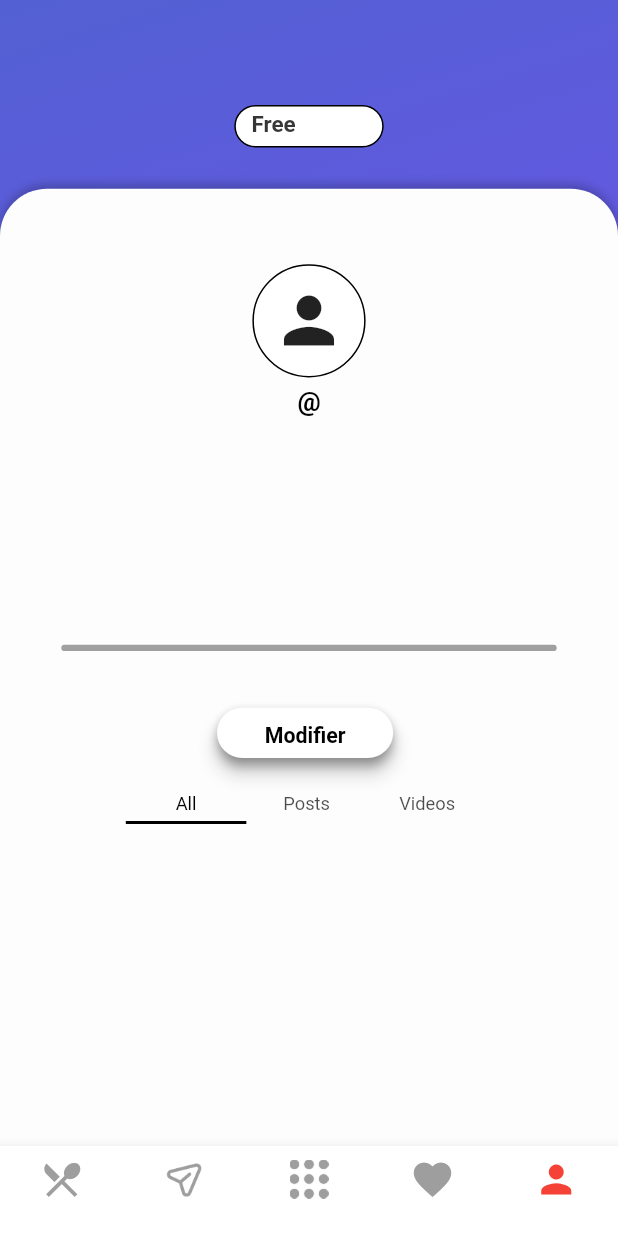
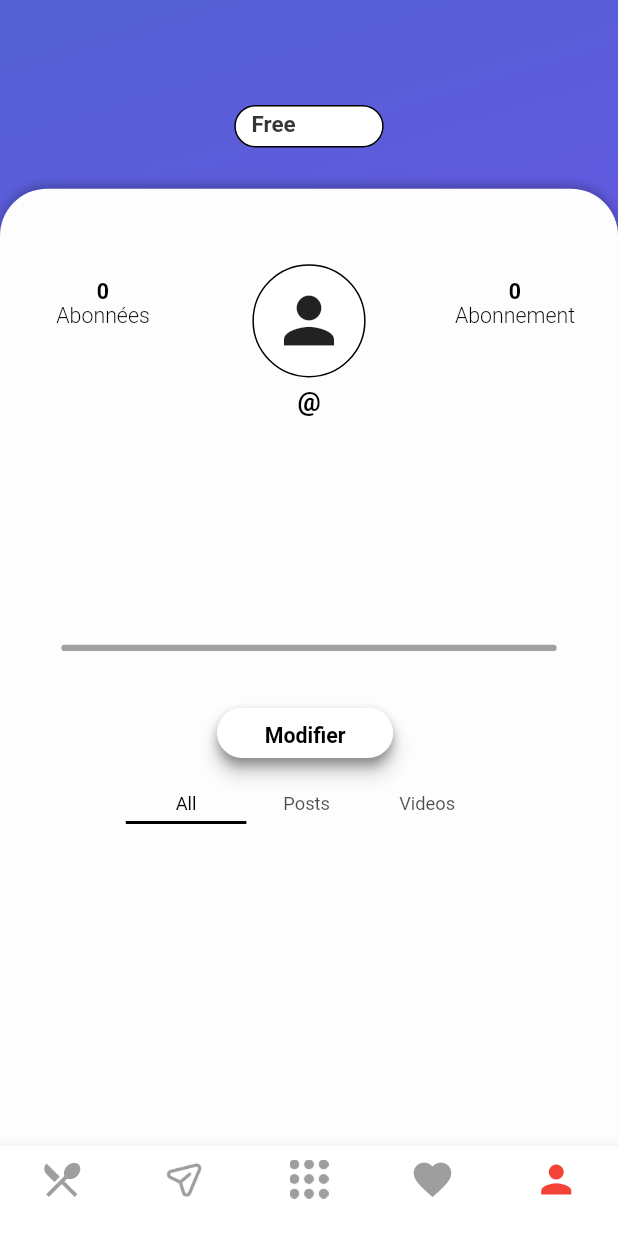
Before and after one commit to TenKaiMass/Poseidon, a Flutter app: the screen it shows once a user with an empty profile is signed in, item 5 of the bottom bar chosen, on a phone screen of 412 x 824 dp. Run offline on Flutter 3.47's test engine with Material 2 defaults, Android fonts, the phone set to English and light mode, and no system bars; our stand-ins replace cloud_firestore, firebase_auth, firebase_core, google_fonts; accounts and stored records are empty; Roboto replaces fonts that are missing (Comic Sans MS).

Commit message:
Correction champ recuperer firebase + layout

```diff
--- a/lib/page-1/Profile.dart
+++ b/lib/page-1/Profile.dart
@@ -51,7 +51,7 @@ class _ProfilePageState extends State<ProfilePage> {
     );
   }
 
-  Positioned buildPositionedText({
+  Positioned buildPositionedUserName({
     required double top,
     required String text,
     required TextStyle style,
@@ -78,6 +78,65 @@ class _ProfilePageState extends State<ProfilePage> {
       ),
     );
   }
+
+  Positioned buildPositionedTextGauche({
+    required double top,
+    required String text,
+    required TextStyle style,
+    required double fem,
+  }) {
+    return Positioned(
+        top: top,
+        child: SizedBox(
+          width: MediaQuery.of(context).size.width / 3,
+          height: 30 * fem,
+          child: Container(
+            // decoration: BoxDecoration(
+            //   borderRadius: BorderRadius.circular(10 * fem),
+            //   border: Border.all(color: Colors.black),
+            // ),
+            child: Center(
+              child: Text(
+                text.isNotEmpty ? text : "",
+                textAlign: TextAlign.center,
+                style: style,
+              ),
+              // ),
+            ),
+          ),
+        ));
+  }
+
+    Positioned buildPositionedTextDroit({
+    required double top,
+    required String text,
+    required TextStyle style,
+    required double fem,
+  }) {
+    return Positioned(
+        top: top,
+        left: MediaQuery.of(context).size.width - MediaQuery.of(context).size.width /3 ,
+        child: SizedBox(
+          width: MediaQuery.of(context).size.width /3 ,
+          height: 30 * fem,
+          child: Container(
+            // decoration: BoxDecoration(
+            //   borderRadius: BorderRadius.circular(10 * fem),
+            //   border: Border.all(color: Colors.black),
+            // ),
+            child: Center(
+              child: Text(
+                text.isNotEmpty ? text : "",
+                textAlign: TextAlign.center,
+                style: style,
+              ),
+              // ),
+            ),
+          ),
+        ));
+  }
+
+
 
   Positioned buildPositionedBio({
     required double top,
@@ -109,7 +168,6 @@ class _ProfilePageState extends State<ProfilePage> {
       ),
     );
   }
-
 
   Positioned buildPositionedProfileImage(double fem) {
     return Positioned(
@@ -247,56 +305,52 @@ class _ProfilePageState extends State<ProfilePage> {
                   child: Stack(
                     children: [
                       buildPositionedContainer(fem),
-                      // buildPositionedText(
-                      //   left: 37 * fem,
-                      //   top: 230 * fem,
-                      //   text: 'Abonnement',
-                      //   style: TextStyle(
-                      //     fontSize: 14 * ffem,
-                      //     fontWeight: FontWeight.w300,
-                      //     height: 1.5 * ffem / fem,
-                      //     color: Color(0xff000000),
-                      //   ),
-                      //   fem: fem,
-                      // ),
-                      // buildPositionedText(
-                      //   left: 277 * fem,
-                      //   top: 230 * fem,
-                      //   text: 'Abonnées',
-                      //   style: TextStyle(
-                      //     fontSize: 14 * ffem,
-                      //     fontWeight: FontWeight.w300,
-                      //     height: 1.5 * ffem / fem,
-                      //     color: Color(0xff000000),
-                      //   ),
-                      //   fem: fem,
-                      // ),
-                      // buildPositionedText(
-                      //   left: 73 * fem,
-                      //   top: 207 * fem,
-                      //   text: '0',
-                      //   style: TextStyle(
-                      //     fontSize: 14 * ffem,
-                      //     fontWeight: FontWeight.w700,
-                      //     height: 1.5 * ffem / fem,
-                      //     color: Color(0xff000000),
-                      //   ),
-                      //   fem: fem,
-                      // ),
-                      // buildPositionedText(
-                      //   left: 301 * fem,
-                      //   top: 207 * fem,
-                      //   text: '0',
-                      //   style: TextStyle(
-                      //     fontSize: 14 * ffem,
-                      //     fontWeight: FontWeight.w700,
-                      //     height: 1.5 * ffem / fem,
-                      //     color: Color(0xff000000),
-                      //   ),
-                      //   fem: fem,
-                      // ),
+                      buildPositionedTextDroit(
+                        top: 185 * fem,
+                        text: 'Abonnement',
+                        style: TextStyle(
+                          fontSize: 14 * ffem,
+                          fontWeight: FontWeight.w300,
+                          height: 1.5 * ffem / fem,
+                          color: Color(0xff000000),
+                        ),
+                        fem: fem,
+                      ),
+                      buildPositionedTextGauche(
+                        top: 185 * fem,
+                        text: 'Abonnées',
+                        style: TextStyle(
+                          fontSize: 14 * ffem,
+                          fontWeight: FontWeight.w300,
+                          height: 1.5 * ffem / fem,
+                          color: Color(0xff000000),
+                        ),
+                        fem: fem,
+                      ),
+                      buildPositionedTextGauche(
+                        top: 170 * fem,
+                        text: '0',
+                        style: TextStyle(
+                          fontSize: 14 * ffem,
+                          fontWeight: FontWeight.w700,
+                          height: 1.5 * ffem / fem,
+                          color: Color(0xff000000),
+                        ),
+                        fem: fem,
+                      ),
+                      buildPositionedTextDroit(
+                        top: 170 * fem,
+                        text: '0',
+                        style: TextStyle(
+                          fontSize: 14 * ffem,
+                          fontWeight: FontWeight.w700,
+                          height: 1.5 * ffem / fem,
+                          color: Color(0xff000000),
+                        ),
+                        fem: fem,
+                      ),
                       buildPositionedProfileImage(fem),
-                      buildPositionedText(
+                      buildPositionedUserName(
                         top: 240 * fem,
                         text: '@$username',
                         style: TextStyle(
```
Also changed, not shown: lib/page-1/ProfileSettings.dart (+38 -21 lines). Lines whose indentation alone changed are shown as unchanged.
